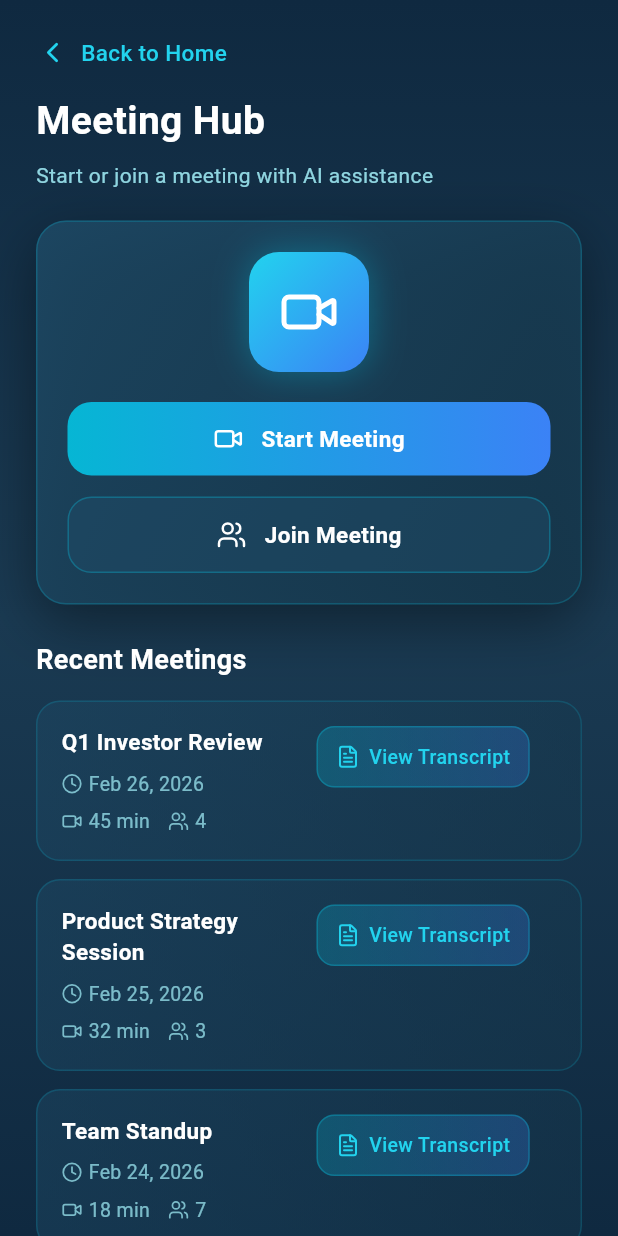
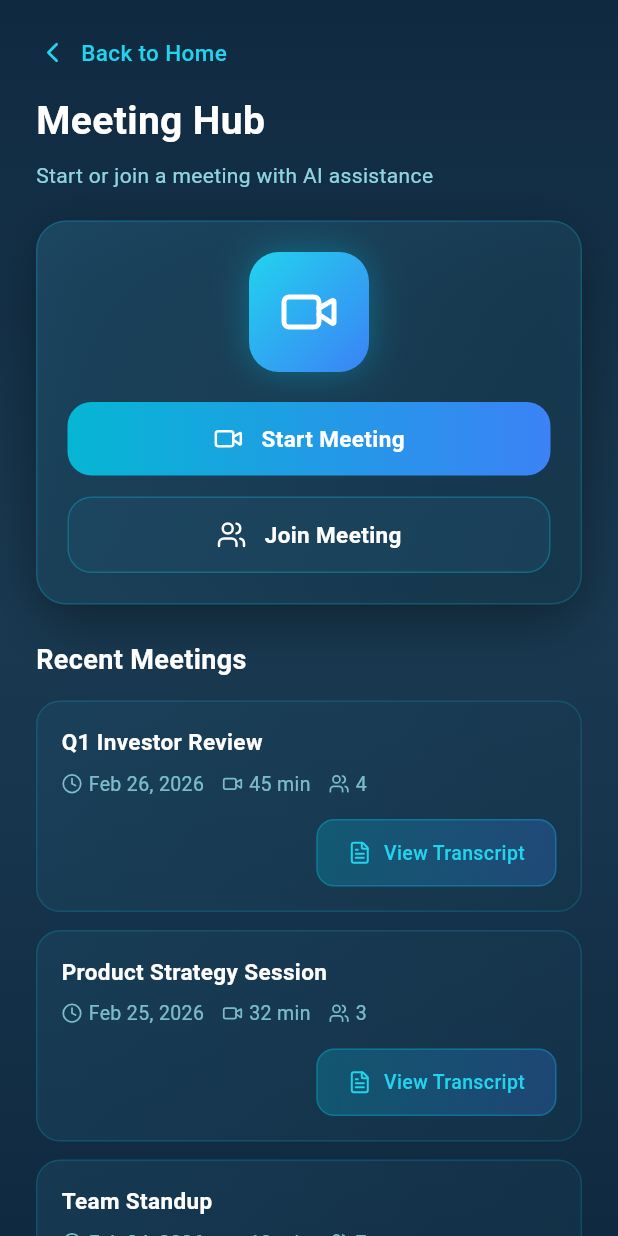
Before and after one commit to Hachani-mohamedsaid/Pi_Dev_Agent_Ai, a Flutter app: the MeetingHubScreen screen opened by its route, on a phone screen of 412 x 824 dp. Run offline on Flutter 3.47's test engine with Material 3 defaults, Android fonts, the phone set to English and light mode, and no system bars; drawn by our look-alikes of flutter_animate; our stand-ins replace fl_chart, flutter_svg, flutter_tts, geolocator, go_router, google_sign_in and 6 more; missing offline and left inert: dart:html, google_sign_in_web, openai_tts; accounts and stored records are empty.

Commit message:
fix cells design in meeting hub 2

```diff
--- a/lib/features/meeting_hub/screens/meeting_hub_screen.dart
+++ b/lib/features/meeting_hub/screens/meeting_hub_screen.dart
@@ -42,7 +42,6 @@ class MeetingHubScreen extends StatelessWidget {
                       _buildCenterCard(context, isMobile),
                       SizedBox(height: Responsive.getResponsiveValue(context, mobile: 24.0, tablet: 28.0, desktop: 32.0)),
                       _buildRecentSection(context, isMobile, padding),
-                      SizedBox(height: 80),
                     ],
                   ),
                 ),
@@ -246,10 +245,6 @@ class MeetingHubScreen extends StatelessWidget {
           borderRadius: BorderRadius.circular(16),
           border: Border.all(color: AppColors.cyan500.withOpacity(0.2)),
         ),
-        child: Row(
-          crossAxisAlignment: CrossAxisAlignment.start,
-          children: [
-            Expanded(
         child: Column(
           mainAxisSize: MainAxisSize.min,
           crossAxisAlignment: CrossAxisAlignment.start,
@@ -294,13 +289,14 @@ class MeetingHubScreen extends StatelessWidget {
                 ),
               ],
             ),
-                ],
+            const SizedBox(height: 14),
+            Align(
+              alignment: Alignment.centerRight,
+              child: Container(
+                padding: EdgeInsets.symmetric(
+                  horizontal: Responsive.getResponsiveValue(context, mobile: 20.0, tablet: 24.0, desktop: 28.0),
+                  vertical: 12,
                 ),
-            ),
-            const SizedBox(width: 10),
-            Flexible(
-              child: Container(
-                padding: const EdgeInsets.symmetric(horizontal: 12, vertical: 10),
                 decoration: BoxDecoration(
                   gradient: LinearGradient(
                     colors: [AppColors.cyan500.withOpacity(0.25), AppColors.blue500.withOpacity(0.25)],
@@ -313,7 +309,7 @@ class MeetingHubScreen extends StatelessWidget {
                   mainAxisAlignment: MainAxisAlignment.center,
                   children: [
                     Icon(LucideIcons.fileText, size: 16, color: AppColors.cyan400),
-                    const SizedBox(width: 6),
+                    const SizedBox(width: 8),
                     Text(
                       'View Transcript',
                       style: TextStyle(color: AppColors.cyan400, fontSize: 13, fontWeight: FontWeight.w500),
```
Also changed, not shown: 2 other files. Lines whose indentation alone changed are shown as unchanged.
